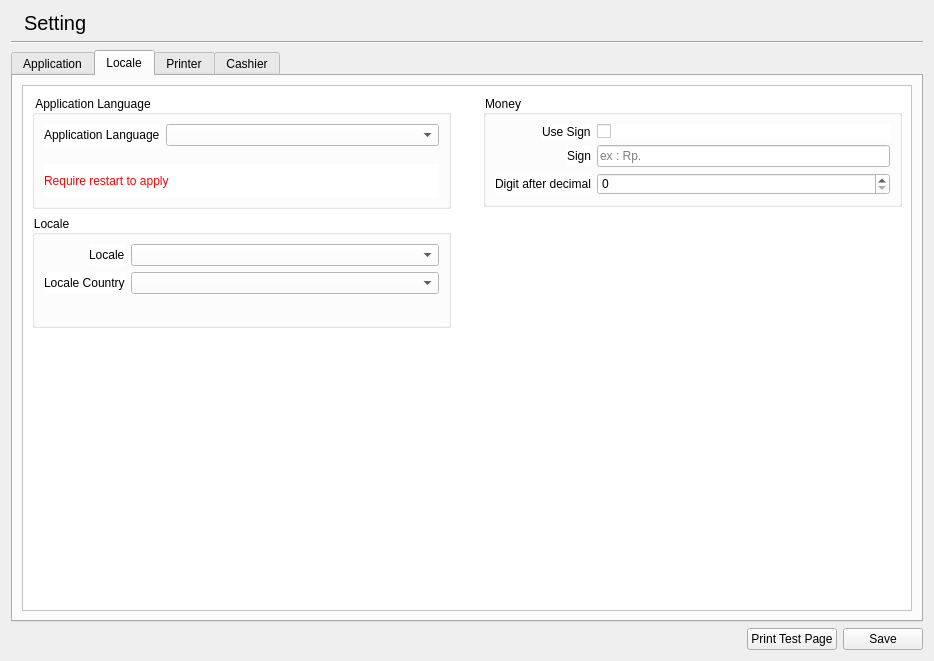
This is libgui/setting/settingwidget.ui in apinprastya/sultan as Qt 5 draws it before an edit. The edited form follows.
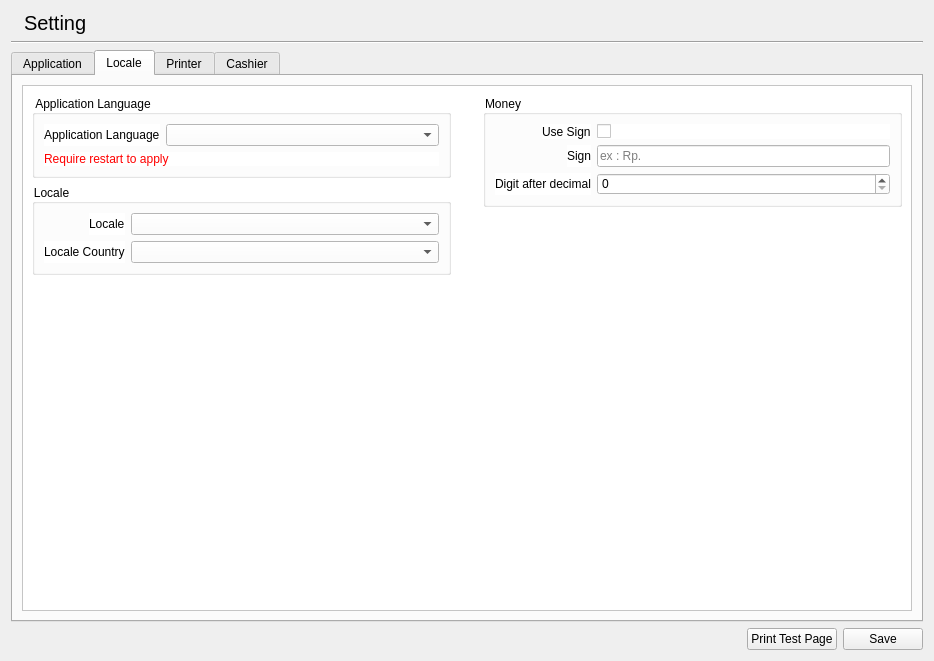
This is the edited form. The open tabs and pages were chosen to show the change. Icons and pictures are not drawn.

The edit to the form file:
```diff
--- a/libgui/setting/settingwidget.ui
+++ b/libgui/setting/settingwidget.ui
@@ -337,7 +337,7 @@
             <x>0</x>
             <y>0</y>
             <width>892</width>
-            <height>510</height>
+            <height>519</height>
            </rect>
           </property>
           <layout class="QVBoxLayout" name="verticalLayout_3">
@@ -429,6 +429,19 @@
                  </layout>
                 </widget>
                </item>
+               <item>
+                <spacer name="verticalSpacer_8">
+                 <property name="orientation">
+                  <enum>Qt::Vertical</enum>
+                 </property>
+                 <property name="sizeHint" stdset="0">
+                  <size>
+                   <width>20</width>
+                   <height>40</height>
+                  </size>
+                 </property>
+                </spacer>
+               </item>
               </layout>
              </item>
              <item>
@@ -524,19 +537,6 @@
              </item>
             </layout>
            </item>
-           <item>
-            <spacer name="verticalSpacer">
-             <property name="orientation">
-              <enum>Qt::Vertical</enum>
-             </property>
-             <property name="sizeHint" stdset="0">
-              <size>
-               <width>20</width>
-               <height>40</height>
-              </size>
-             </property>
-            </spacer>
-           </item>
           </layout>
          </widget>
         </widget>
```
Left out of the diff: 25 changed lines with no effect on the pictures.
